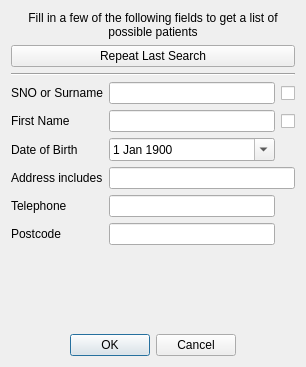
The window that src/openmolar/qt-designer/patient_finder.ui (rowinggolfer/openmolar1) describes before a commit, drawn with Qt 5.
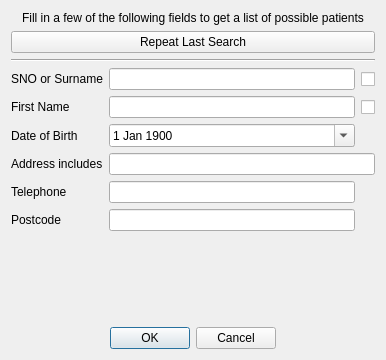
The same window after the commit. Icons and pictures are not drawn.

Commit message: larger patient finder dialog (text was a bit cramped)

What changed in the file:
```diff
--- a/src/openmolar/qt-designer/patient_finder.ui
+++ b/src/openmolar/qt-designer/patient_finder.ui
@@ -6,8 +6,8 @@
    <rect>
     <x>0</x>
     <y>0</y>
-    <width>306</width>
-    <height>367</height>
+    <width>386</width>
+    <height>360</height>
    </rect>
   </property>
   <property name="windowTitle">
```
The commit also changes 1 other file.
